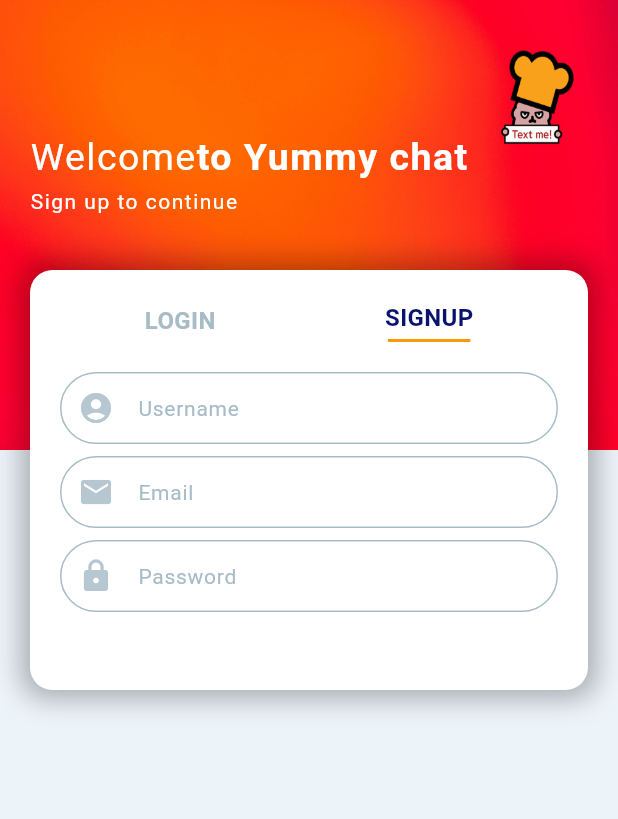
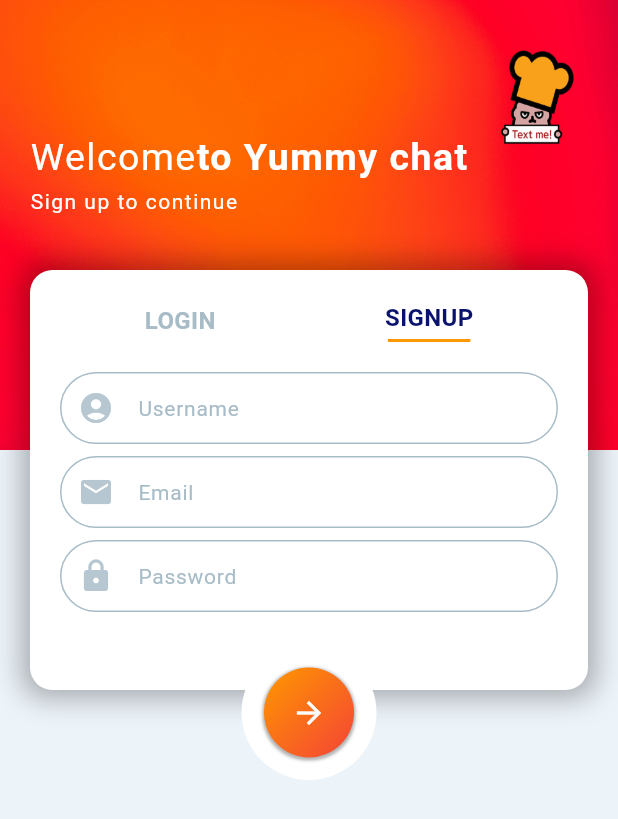
Before and after one commit to ha-ccoon/coonichat, a Flutter app: the screen it shows after launch, on a phone screen of 412 x 824 dp. Shown: the top 819 px of the screen. Run offline on Flutter 3.47's test engine with Material 3 defaults, Android fonts, the phone set to English and light mode, and no system bars.

Commit message:
feat: create LoginSignUp button

```diff
--- a/lib/screens/main_screen.dart
+++ b/lib/screens/main_screen.dart
@@ -279,6 +279,48 @@ class _LoginSignUpScreenState extends State<LoginSignUpScreen> {
               ),
             ),
           ),
+          Positioned(
+            top: 430,
+            right: 0,
+            left: 0,
+            child: Center(
+              child: Container(
+                padding: const EdgeInsets.all(15),
+                height: 90,
+                width: 90,
+                decoration: BoxDecoration(
+                    color: Colors.white,
+                    borderRadius: BorderRadius.circular(50)),
+                child: Container(
+                  decoration: BoxDecoration(
+                    gradient: const LinearGradient(
+                      colors: [
+                        Colors.orange,
+                        Colors.red,
+                      ],
+                      begin: Alignment.topLeft,
+                      end: Alignment.bottomRight,
+                    ),
+                    borderRadius: BorderRadius.circular(30),
+                    boxShadow: [
+                      BoxShadow(
+                          color: Colors.black.withOpacity(0.3),
+                          blurRadius: 1,
+                          spreadRadius: 1,
+
+                          /// 그림자가 위치할 위치를 정의 (x 축으로 0, y 축으로 1)
+                          offset: const Offset(0, 1) // spreadRadius: 5,
+                          )
+                    ],
+                  ),
+                  child: const Icon(
+                    Icons.arrow_forward,
+                    color: Colors.white,
+                  ),
+                ),
+              ),
+            ),
+          ),
         ],
       ),
     );
```
